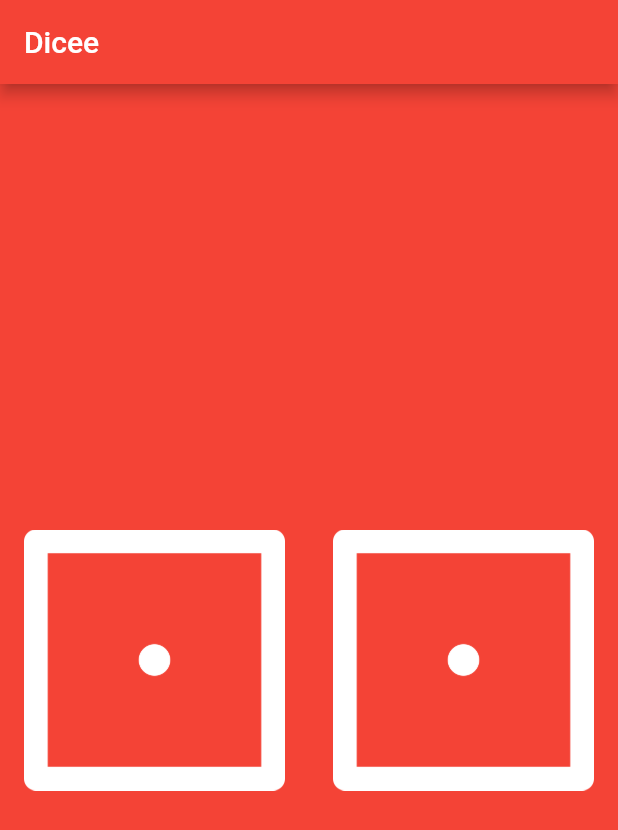
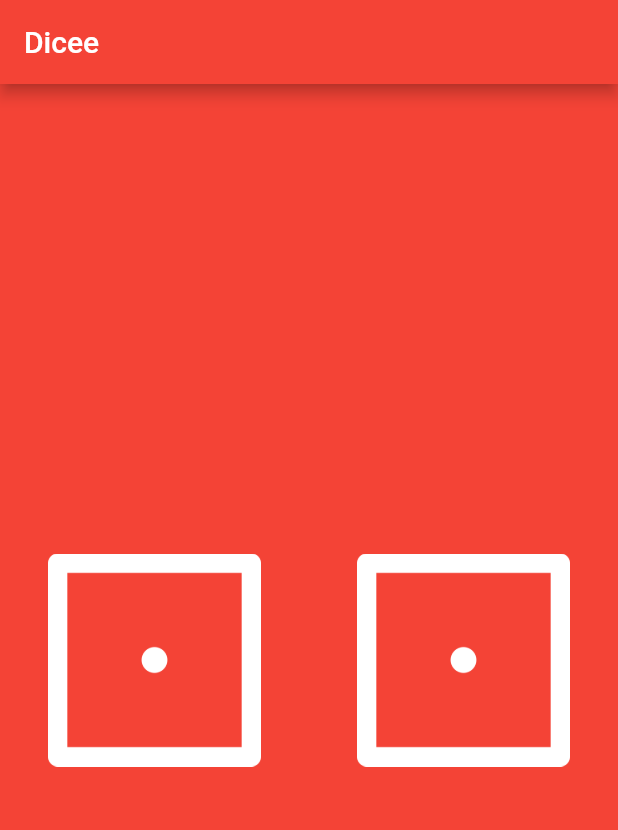
Before and after one commit to harshilgupta-dev/Dicee_App, a Flutter app: the screen it shows after launch, on a phone screen of 412 x 824 dp. Shown: the top 830 px of the screen. Run offline on Flutter 3.47's test engine with Material 2 defaults, Android fonts, the phone set to English and light mode, and no system bars.

Commit message:
add FlatButton inbuilt 16px padding

```diff
--- a/lib/main.dart
+++ b/lib/main.dart
@@ -23,15 +23,23 @@ class DicePage extends StatelessWidget {
           Expanded(
             child: Padding(
               padding: const EdgeInsets.all(16.0),
-              child: Image.asset('images/dice1.png'),
+              child: FlatButton(
+                child: Image.asset(
+                    'images/dice1.png'
+                ),
+              ),
             ),
           ),
           Expanded(
             child: Padding(
               padding: const EdgeInsets.all(16.0),
-              child: Image.asset('images/dice1.png'),
+              child: FlatButton(
+                child: Image.asset(
+                    'images/dice1.png'
+                ),
+              ),
             ),
-          )
+          ),
         ],
       ),
     );
```
